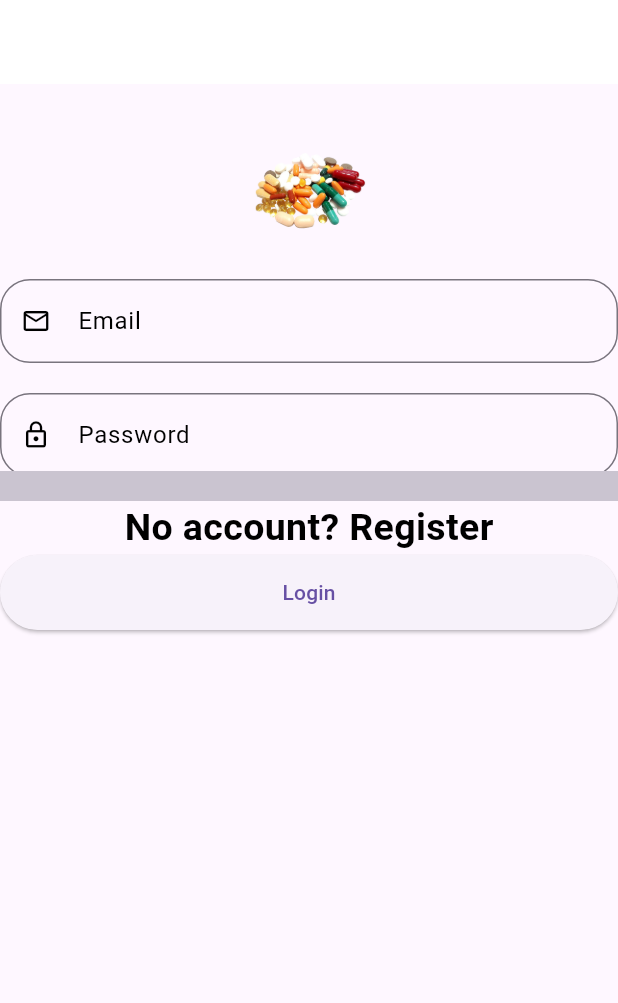
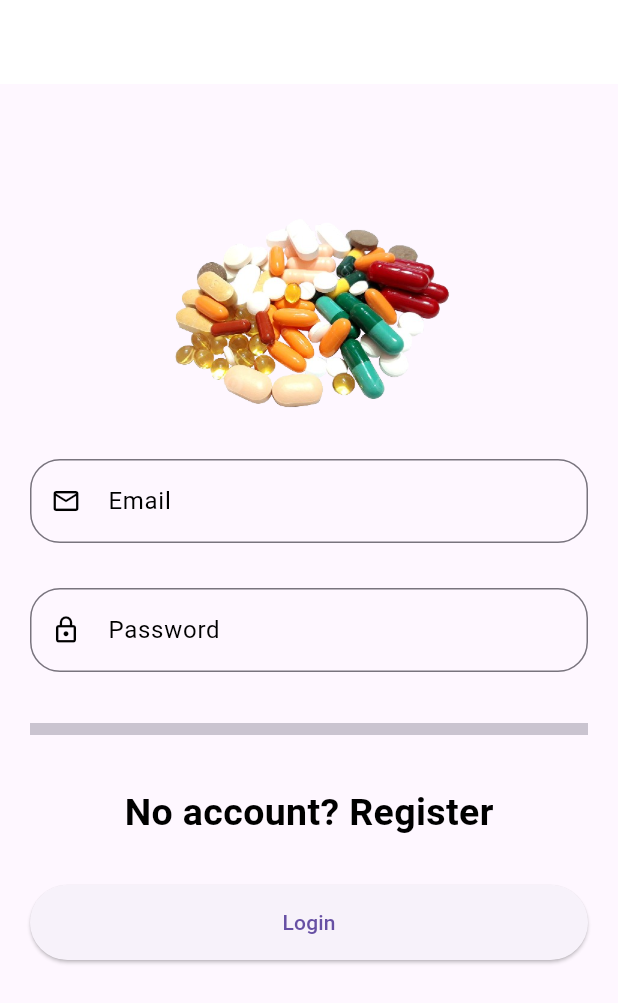
Before and after one commit to hello-favour/pharmacy, a Flutter app: the screen it shows after launch, on a phone screen of 412 x 824 dp. Shown: the top 1003 px of the screen. Run offline on Flutter 3.47's test engine with Material 3 defaults, Android fonts, the phone set to English and light mode, and no system bars; our stand-ins replace firebase_auth, firebase_core, flutter_riverpod, fluttertoast; accounts and stored records are empty.

```diff
--- a/lib/main.dart
+++ b/lib/main.dart
@@ -2,9 +2,12 @@ import 'package:firebase_core/firebase_core.dart';
 import 'package:flutter/material.dart';
 import 'package:flutter_riverpod/flutter_riverpod.dart';
 import 'package:pharmacy/firebase_options.dart';
-import 'package:pharmacy/pages/signin.dart';
+import 'package:pharmacy/pages/auth_main.dart';
+import 'package:pharmacy/utils/error_page.dart';
+import 'package:pharmacy/utils/loading_page.dart';
 
 void main() async {
+  WidgetsFlutterBinding.ensureInitialized();
   await Firebase.initializeApp(
     options: DefaultFirebaseOptions.currentPlatform,
   );
@@ -13,15 +16,25 @@ void main() async {
   );
 }
 
-class MyApp extends StatelessWidget {
+final firebaseInitializerProvider = FutureProvider<FirebaseApp>((ref) async {
+  return await Firebase.initializeApp();
+});
+
+class MyApp extends ConsumerWidget {
   const MyApp({super.key});
 
   @override
-  Widget build(BuildContext context) {
-    return const MaterialApp(
+  Widget build(BuildContext context, WidgetRef ref) {
+    final initializeProvider = ref.watch(firebaseInitializerProvider);
+    return MaterialApp(
       debugShowCheckedModeBanner: false,
       title: 'Pharmacy',
-      home: SignInPage(),
+      home: initializeProvider.when(
+        data: (data) => const AuthMain(),
+        error: (error, stackTrace) =>
+            ErrorPage(e: error, stackTrace: stackTrace),
+        loading: () => const LoadingPage(),
+      ),
     );
   }
 }
--- a/lib/pages/signin.dart
+++ b/lib/pages/signin.dart
@@ -2,7 +2,9 @@ import 'package:flutter/material.dart';
 import 'package:pharmacy/constants/app_images.dart';
 import 'package:pharmacy/constants/custom_textfield.dart';
 import 'package:pharmacy/constants/reusable_text.dart';
+import 'package:pharmacy/pages/home_page.dart';
 import 'package:pharmacy/pages/register.dart';
+import 'package:pharmacy/services/auth_service.dart';
 
 class SignInPage extends StatefulWidget {
   const SignInPage({super.key});
@@ -12,6 +14,8 @@ class SignInPage extends StatefulWidget {
 }
 
 class _SignInPageState extends State<SignInPage> {
+  AuthService _authService = AuthService();
+
   final GlobalKey _formKey = GlobalKey<FormState>();
   String _email = "";
   String _password = "";
@@ -25,6 +29,7 @@ class _SignInPageState extends State<SignInPage> {
       ),
       body: SafeArea(
         child: SingleChildScrollView(
+          padding: const EdgeInsets.all(20),
           child: Form(
             key: _formKey,
             child: Column(
@@ -35,12 +40,11 @@ class _SignInPageState extends State<SignInPage> {
                     borderRadius: BorderRadius.circular(20),
                     child: Image.asset(
                       AppImages.pills1,
-                      height: 80,
-                      width: 80,
+                      height: 200,
+                      width: 200,
                     ),
                   ),
                 ),
-                const SizedBox(height: 20),
                 CustomTextField(
                   hintText: "Email",
                   prefixIcon: Icons.email_outlined,
@@ -55,7 +59,7 @@ class _SignInPageState extends State<SignInPage> {
                     return null;
                   },
                 ),
-                const SizedBox(height: 20),
+                const SizedBox(height: 30),
                 CustomTextField(
                   hintText: "Password",
                   prefixIcon: Icons.lock_outline,
@@ -70,9 +74,11 @@ class _SignInPageState extends State<SignInPage> {
                     return null;
                   },
                 ),
+                const SizedBox(height: 30),
                 const Divider(
-                  thickness: 20,
+                  thickness: 8,
                 ),
+                const SizedBox(height: 30),
                 Center(
                   child: GestureDetector(
                     onTap: () {
@@ -87,11 +93,19 @@ class _SignInPageState extends State<SignInPage> {
                     ),
                   ),
                 ),
+                const SizedBox(height: 30),
                 SizedBox(
                   width: double.infinity,
                   height: 50,
                   child: ElevatedButton(
-                    onPressed: () {},
+                    onPressed: () {
+                      _authService.signInUser(
+                          _email.trim(), _password.trim(), context);
+                      Navigator.push(
+                          context,
+                          MaterialPageRoute(
+                              builder: (context) => const HomePage()));
+                    },
                     child: const Text("Login"),
                   ),
                 ),
```
Also changed, not shown: lib/pages/home_page.dart (+20 -0 lines), lib/pages/register.dart (+20 -10 lines), lib/services/handle_auth_error.dart (+30 -0 lines), 1 other file.
